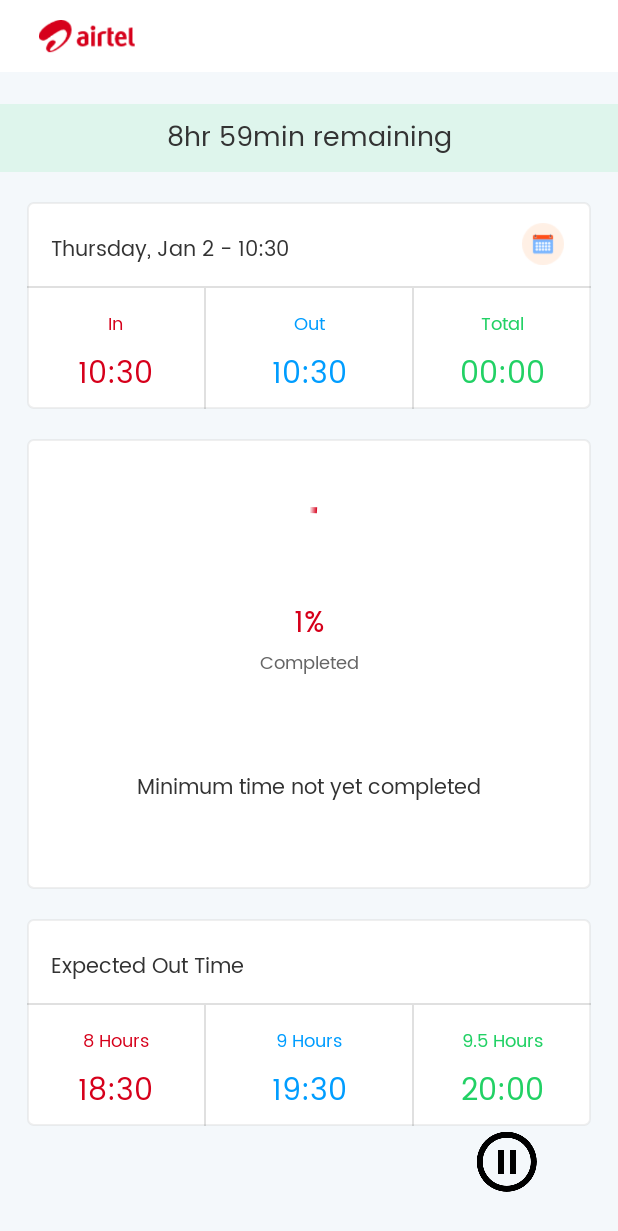
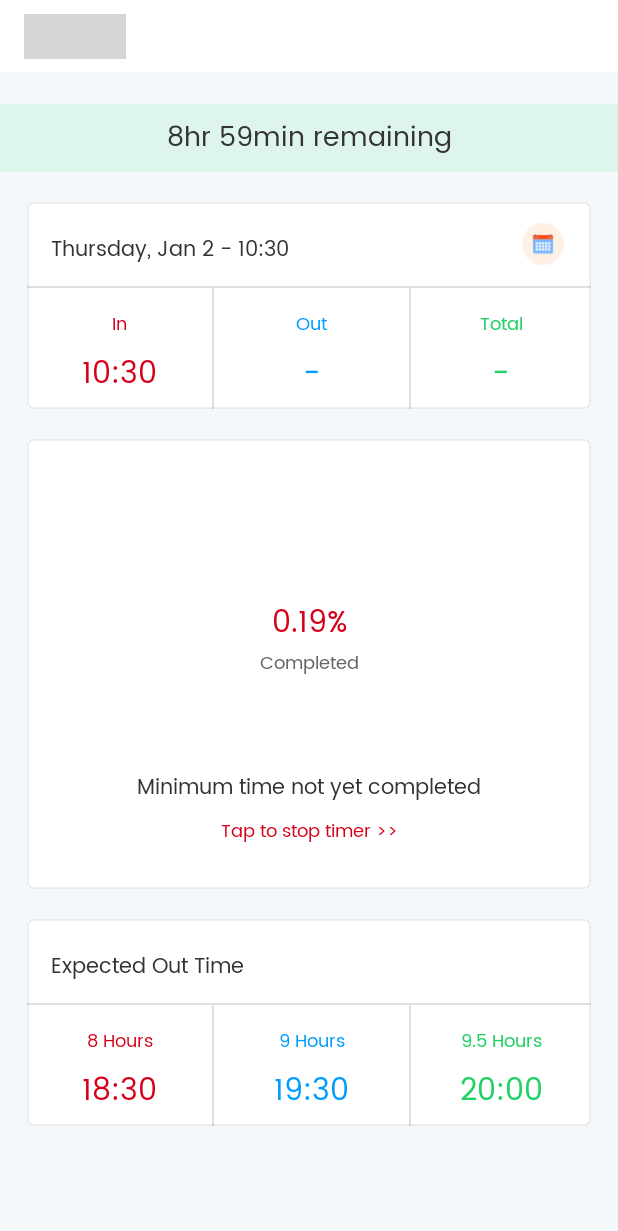
Before and after one commit to vjack33/Time-Runner, an Android app: the screen it shows after launch (MainActivity), after a tap on an icon or button, on a phone screen of 412 x 824 dp. Shown: the top 1231 px of the screen. Run offline under Robolectric (Android 15) with nearby library versions, the phone set to English and light mode, and no system bars; 1 other tap on this screen came first; grey boxes are pictures that could not be loaded.

Commit message:
Implemented welcome logic and fixed "-" iisue in Week Day

```diff
--- a/app/src/main/java/com/example/renew/MainActivity.kt
+++ b/app/src/main/java/com/example/renew/MainActivity.kt
@@ -1,7 +1,6 @@
 package com.example.renew
 
 import android.app.AlertDialog
-import android.app.TimePickerDialog
 import android.content.Context
 import android.content.DialogInterface
 import android.content.Intent
@@ -16,7 +15,7 @@ import android.view.View.VISIBLE
 import android.widget.Toast
 import androidx.appcompat.app.AppCompatActivity
 import kotlinx.android.synthetic.main.activity_main.*
-import java.text.SimpleDateFormat
+import java.lang.String
 import java.time.LocalDate
 import java.time.LocalTime
 import java.time.format.DateTimeFormatter
@@ -36,6 +35,14 @@ class MainActivity : AppCompatActivity() {
         setContentView(R.layout.activity_main)
 
         imageButtonPlay.visibility = VISIBLE
+        imageButtonStop.visibility = INVISIBLE
+        textViewPercent.visibility = INVISIBLE
+        textView9.visibility = INVISIBLE
+        progressBar.visibility = INVISIBLE
+        progressBar2.visibility = INVISIBLE
+
+        textViewTimeRemaining.visibility = VISIBLE
+        textViewAfterWelcome.visibility = INVISIBLE
 
         //Initialization of SharedPreferences for storing settings
         val sharedPreferences = getSharedPreferences("SP_INFO", Context.MODE_PRIVATE)
@@ -59,6 +66,13 @@ class MainActivity : AppCompatActivity() {
                     if (sharedPreferences.getString("INTIME", "") != "") {
 
                         imageButtonPlay.visibility = INVISIBLE
+                        imageButtonStop.visibility = VISIBLE
+                        textViewPercent.visibility = VISIBLE
+                        textView9.visibility = VISIBLE
+                        progressBar.visibility = VISIBLE
+                        progressBar2.visibility = VISIBLE
+                        textViewTimeRemaining.visibility = VISIBLE
+                        textViewAfterWelcome.visibility = INVISIBLE
 
                         textViewInTime.text = sharedPreferences.getString("INTIME", "")
                         textViewExpt8.text = LocalTime.parse(textViewInTime.text).plusHours(8).format(formatter).toString()
@@ -81,12 +95,14 @@ class MainActivity : AppCompatActivity() {
                                     var hoursRemaining = (minutesTotalRemaining - 30) / 60                              // Convert Difference to Hours
                                     var minutesRemaining = (minutesTotalRemaining - 30) % 60
 
-                                    textViewTimeRemaining.text =
-                                        (hoursRemaining.toString() + "hr " + minutesRemaining.toString() + "min remaining")
-                                    var percentTime: Int =
-                                        (((minutesTotalRemaining.toFloat() - 30 ) / 540) * 100).toInt()
-                                    progressBar.progress = 100 - percentTime
-                                    textViewPercent.text = (100 - percentTime).toString() + "%"
+                                    textViewTimeRemaining.text = (hoursRemaining.toString() + "hr " + minutesRemaining.toString() + "min remaining")
+                                    var percentTime: Float = (((minutesTotalRemaining.toFloat() - 30 ) / 540) * 100)
+                                    progressBar.progress = (100 - percentTime).toInt()
+
+                                    val rounded = String.format("%.2f", (100 - percentTime))
+                                    textViewPercent.text = rounded + "%"
+
+                                   // textViewPercent.text = (100 - percentTime).toString() + "%"
 
                                     if (LocalTime.now() > tvInTime.plusHours(8))
                                         textViewFunny.text = "Minimum time completed"
@@ -139,7 +155,24 @@ class MainActivity : AppCompatActivity() {
                             var finalInTime = LocalTime.parse(textViewInTime.text.toString())
                             var finalOutTime = LocalTime.parse(textViewOutTime.text.toString())
                             var finalSpentMinutes = ChronoUnit.MINUTES.between(finalInTime, finalOutTime)
+                            if (finalSpentMinutes > 570) {
+                                finalSpentMinutes = 570
+                            }
                             textViewSpentTime.text = (finalSpentMinutes/60).toString().padStart(2, '0') + ":" + (finalSpentMinutes%60).toString().padStart(2, '0')
+
+                            if (finalSpentMinutes < 540){
+                                textViewAfterWelcome.text = "You have worked " + (540 - finalSpentMinutes) + " min less today."
+                            }
+                            else {
+                                textViewAfterWelcome.text = "You have worked " + (finalSpentMinutes - 540) + " min extra today."
+                            }
+                            imageButtonStop.visibility = INVISIBLE
+                            textViewPercent.visibility = INVISIBLE
+                            textView9.visibility = INVISIBLE
+                            progressBar.visibility = INVISIBLE
+                            progressBar2.visibility = INVISIBLE
+                            textViewTimeRemaining.visibility = INVISIBLE
+                            textViewAfterWelcome.visibility = VISIBLE
                         }
                     }
 
@@ -168,6 +201,14 @@ class MainActivity : AppCompatActivity() {
             else {
 
                 imageButtonPlay.visibility = INVISIBLE
+                imageButtonStop.visibility = VISIBLE
+                textViewPercent.visibility = VISIBLE
+                textView9.visibility = VISIBLE
+                progressBar.visibility = VISIBLE
+                progressBar2.visibility = VISIBLE
+
+                textViewTimeRemaining.visibility = VISIBLE
+                textViewAfterWelcome.visibility = INVISIBLE
 
                 textViewInTime.text = LocalTime.now().format(formatter).toString()
                 textViewExpt8.text = LocalTime.now().plusHours(8).format(formatter).toString()
@@ -201,9 +242,12 @@ class MainActivity : AppCompatActivity() {
 
                             textViewTimeRemaining.text =
                                 (hoursRemaining.toString() + "hr " + minutesRemaining.toString() + "min remaining")
-                            var percentTime: Int = (((minutesTotalRemaining.toFloat() - 30) / 540) * 100).toInt()
-                            progressBar.progress = 100 - percentTime
-                            textViewPercent.text = (100 - percentTime).toString() + "%"
+                            var percentTime: Float = (((minutesTotalRemaining.toFloat() - 30) / 540) * 100).toFloat()
+                            progressBar.progress = (100 - percentTime).toInt()
+                            //textViewPercent.text = (100 - percentTime).toString() + "%"
+
+                            val rounded = String.format("%.2f", (100 - percentTime))
+                            textViewPercent.text = rounded + "%"
 
                             if (LocalTime.now() > LocalTime.now().plusHours(8))
                                 textViewFunny.text = "Minimum time completed"
@@ -218,7 +262,7 @@ class MainActivity : AppCompatActivity() {
                             var percentTime: Int = ((minutesExtra.toFloat() / 30) * 100).toInt()
                             progressBar.progress = 100
 
-                            progressBar2.progress = percentTime
+                            progressBar2.progress = percentTime.toInt()
 
                             textViewPercent.text = "100%"
                             textViewFunny.text = "Working Extra"
@@ -253,12 +297,16 @@ class MainActivity : AppCompatActivity() {
         imageButtonStop.setOnClickListener {
             var finalOutTime = LocalTime.now()
             var finalInTime = LocalTime.parse(sharedPreferences.getString("INTIME", ""))
-            textViewOutTime.text = finalOutTime.format(formatter).toString()
             var finalSpentMinutes = ChronoUnit.MINUTES.between(finalInTime, finalOutTime)
 
-            textViewSpentTime.text = (finalSpentMinutes/60).toString().padStart(2, '0') + ":" + (finalSpentMinutes%60).toString().padStart(2, '0')
+            if (finalSpentMinutes.toString().toInt() < (8*60)) {
+                Toast.makeText(this, "Please complete Minimum 8 Hours.", Toast.LENGTH_SHORT).show()
+            } else {
+                textViewOutTime.text = finalOutTime.format(formatter).toString()
+                textViewSpentTime.text = (finalSpentMinutes/60).toString().padStart(2, '0') + ":" + (finalSpentMinutes%60).toString().padStart(2, '0')
 
-            popUpSaveToDB()
+                popUpSaveToDB()
+            }
 
         }
 
--- a/app/src/main/res/layout/activity_main.xml
+++ b/app/src/main/res/layout/activity_main.xml
@@ -21,12 +21,13 @@
     <ImageView
         android:id="@+id/imageView3"
         android:layout_width="68dp"
-        android:layout_height="22dp"
-        android:layout_marginStart="24dp"
+        android:layout_height="30dp"
+        android:layout_marginStart="16dp"
         app:layout_constraintBottom_toBottomOf="@+id/banner7"
         app:layout_constraintStart_toStartOf="parent"
         app:layout_constraintTop_toTopOf="@+id/banner7"
-        app:srcCompat="@drawable/logo" />
+        app:layout_constraintVertical_bias="0.51"
+        app:srcCompat="@drawable/dexter" />
 
     <ScrollView
         android:layout_width="match_parent"
@@ -85,7 +86,9 @@
                 android:layout_marginStart="18dp"
                 android:layout_marginTop="20dp"
                 android:layout_marginEnd="18dp"
+                android:layout_marginBottom="24dp"
                 android:background="@drawable/rectangle"
+                app:layout_constraintBottom_toBottomOf="parent"
                 app:layout_constraintEnd_toEndOf="parent"
                 app:layout_constraintHorizontal_bias="0.0"
                 app:layout_constraintStart_toStartOf="parent"
@@ -128,9 +131,10 @@
                 android:id="@+id/divider2"
                 android:layout_width="1dp"
                 android:layout_height="0dp"
-                android:layout_marginStart="118dp"
                 android:background="?android:attr/listDivider"
                 app:layout_constraintBottom_toBottomOf="@+id/banner"
+                app:layout_constraintEnd_toEndOf="@+id/banner"
+                app:layout_constraintHorizontal_bias="0.33"
                 app:layout_constraintStart_toStartOf="@+id/banner"
                 app:layout_constraintTop_toBottomOf="@+id/divider" />
 
@@ -138,10 +142,11 @@
                 android:id="@+id/divider3"
                 android:layout_width="1dp"
                 android:layout_height="0dp"
-                android:layout_marginEnd="118dp"
                 android:background="?android:attr/listDivider"
                 app:layout_constraintBottom_toBottomOf="@+id/banner"
                 app:layout_constraintEnd_toEndOf="@+id/banner"
+                app:layout_constraintHorizontal_bias="0.68"
+                app:layout_constraintStart_toStartOf="@+id/banner"
                 app:layout_constraintTop_toBottomOf="@+id/divider" />
 
             <TextView
@@ -289,24 +294,17 @@
                 app:layout_constraintEnd_toEndOf="@+id/banner2"
                 app:layout_constraintStart_toStartOf="@+id/banner2" />
 
-            <ImageButton
-                android:id="@+id/imageButtonStop1"
-                android:layout_width="wrap_content"
-                android:layout_height="wrap_content"
-                android:layout_marginEnd="32dp"
+
+            <ImageView
+                android:id="@+id/imageButtonPlay"
+                android:layout_width="0dp"
+                android:layout_height="0dp"
                 android:background="#00000000"
-                app:layout_constraintEnd_toEndOf="@+id/banner6"
-                app:layout_constraintTop_toBottomOf="@+id/banner6"
-                app:srcCompat="@drawable/baseline_pause_circle_outline_black_48" />
-
-            <ImageButton
-                android:id="@+id/imageButtonPlay"
-                android:layout_width="wrap_content"
-                android:layout_height="wrap_content"
-                android:layout_marginStart="32dp"
-                android:background="#00000000"
-                app:layout_constraintStart_toStartOf="@+id/banner6"
-                app:layout_constraintTop_toBottomOf="@+id/banner6"
+                app:layout_constraintBottom_toTopOf="@+id/textViewFunny"
+                app:layout_constraintEnd_toEndOf="@+id/progressBar"
+                app:layout_constraintHorizontal_bias="0.497"
+                app:layout_constraintStart_toStartOf="@+id/progressBar"
+                app:layout_constraintTop_toTopOf="@+id/progressBar"
                 app:srcCompat="@drawable/baseline_play_circle_outline_black_48" />
 
             <TextView
@@ -418,6 +416,17 @@
                 app:layout_constraintStart_toEndOf="@+id/divider6"
                 app:layout_constraintTop_toBottomOf="@+id/textView37" />
 
+            <TextView
+                android:id="@+id/textViewAfterWelcome"
+                android:layout_width="wrap_content"
+                android:layout_height="wrap_content"
+                android:textColor="#333333"
+                android:textSize="18sp"
+                app:layout_constraintBottom_toBottomOf="@+id/banner1"
+                app:layout_constraintEnd_toEndOf="@+id/banner1"
+                app:layout_constraintStart_toStartOf="parent"
+                app:layout_constraintTop_toTopOf="@+id/banner1" />
+
         </androidx.constraintlayout.widget.ConstraintLayout>
 
     </ScrollView>
--- a/app/src/main/res/values/colors.xml
+++ b/app/src/main/res/values/colors.xml
@@ -3,4 +3,6 @@
     <color name="colorPrimary">#008577</color>
     <color name="colorPrimaryDark">#00574B</color>
     <color name="colorAccent">#D81B60</color>
+
+    <color name="colorEditMode">#ffeaa7</color>>
 </resources>
```
Also changed, not shown: app/src/main/java/com/example/renew/WeekdetailsActivity.kt (+23 -2 lines), app/src/main/res/layout/activity_weekdetails.xml (+14 -17 lines).
